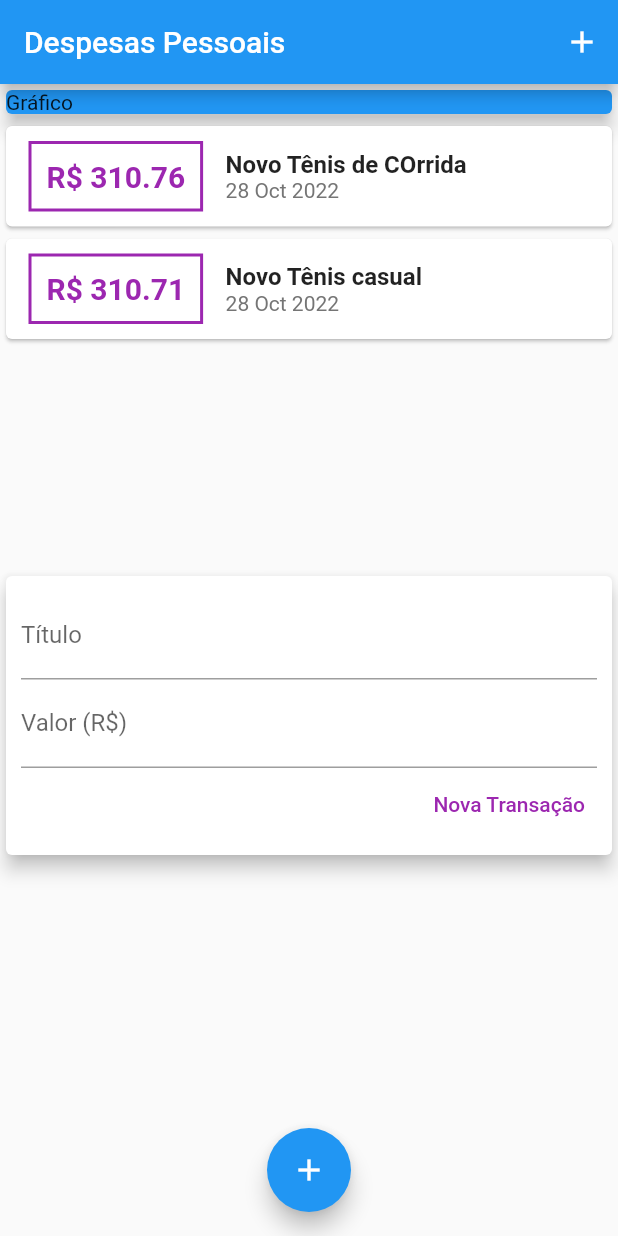
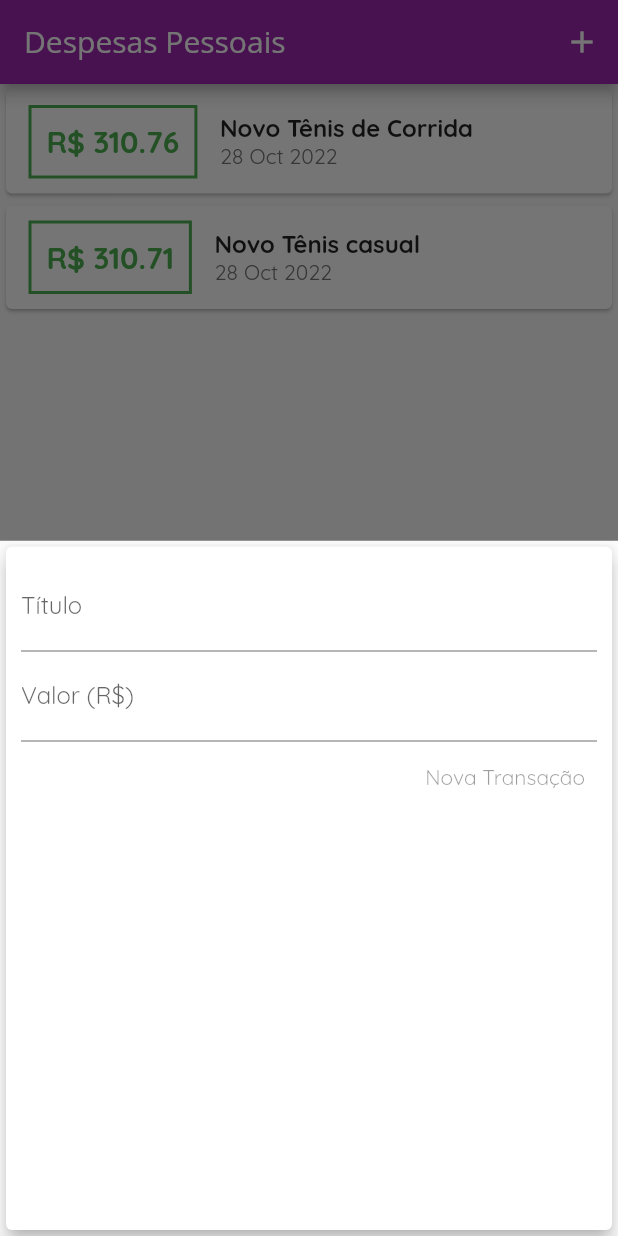
Before and after one commit to llucasmota/expenses-app, a Flutter app: the screen it shows after launch, after a tap on the "add" icon, on a phone screen of 412 x 824 dp. Run offline on Flutter 3.47's test engine with Material 2 defaults, Android fonts, the phone set to English and light mode, and no system bars.

Commit message:
feat(*): adding Theme and remove transaction_user

```diff
--- a/lib/components/transaction_form.dart
+++ b/lib/components/transaction_form.dart
@@ -1,24 +1,28 @@
 import 'package:flutter/material.dart';
-import 'package:flutter/src/widgets/container.dart';
-import 'package:flutter/src/widgets/framework.dart';
 
-class TransactionForm extends StatelessWidget {
+class TransactionForm extends StatefulWidget {
+  final void Function(String, double) onSubmit;
+  TransactionForm(this.onSubmit);
+
+  @override
+  _TransactionFormState createState() => _TransactionFormState();
+}
+
+class _TransactionFormState extends State<TransactionForm> {
   final titleController = TextEditingController();
+
   final valueController = TextEditingController();
 
-  final void Function(String, double) onSubmit;
-
-  _onSubmit() {
+  _submitForm() {
     final title = titleController.text;
     final value = double.tryParse(valueController.text) ?? 0.0;
 
     if (title.isEmpty || value <= 0) {
       return;
     }
-    onSubmit(title, value);
+    widget.onSubmit(title, value);
   }
 
-  TransactionForm(this.onSubmit);
   @override
   Widget build(BuildContext context) {
     return Card(
@@ -29,18 +33,18 @@ class TransactionForm extends StatelessWidget {
           children: <Widget>[
             TextField(
                 controller: titleController,
-                onSubmitted: (_) => _onSubmit(),
+                onSubmitted: (_) => _submitForm(),
                 decoration: InputDecoration(labelText: 'Título')),
             TextField(
                 controller: valueController,
                 keyboardType: TextInputType.numberWithOptions(decimal: true),
-                onSubmitted: (_) => _onSubmit(),
+                onSubmitted: (_) => _submitForm(),
                 decoration: InputDecoration(labelText: 'Valor (R\$)')),
             Row(
               mainAxisAlignment: MainAxisAlignment.end,
               children: [
                 TextButton(
-                  onPressed: _onSubmit,
+                  onPressed: _submitForm(),
                   child: Text('Nova Transação'),
                   style: TextButton.styleFrom(primary: Colors.purple),
                 ),
--- a/lib/components/transaction_list.dart
+++ b/lib/components/transaction_list.dart
@@ -20,14 +20,14 @@ class TransactionList extends StatelessWidget {
               Container(
                 margin: EdgeInsets.symmetric(horizontal: 15, vertical: 10),
                 decoration: BoxDecoration(
-                    border: Border.all(color: Colors.purple, width: 2)),
+                    border: Border.all(color: Colors.green, width: 2)),
                 padding: EdgeInsets.all(10),
                 child: Text(
                   'R\$ ${transaction.value.toString()}',
                   style: TextStyle(
                       fontWeight: FontWeight.bold,
                       fontSize: 20,
-                      color: Colors.purple),
+                      color: Colors.green),
                 ),
               ),
               Column(
--- a/lib/main.dart
+++ b/lib/main.dart
@@ -1,8 +1,6 @@
 import 'dart:math';
-
-import 'package:expenses/components/transaction_form.dart';
+import './components/transaction_form.dart';
 import 'package:expenses/components/transaction_list.dart';
-import 'package:expenses/components/transaction_user.dart';
 import 'package:expenses/models/transaction.dart';
 import 'package:flutter/material.dart';
 
@@ -15,6 +13,15 @@ class ExpensesApp extends StatelessWidget {
   Widget build(BuildContext context) {
     return MaterialApp(
       home: MyHomePage(),
+      theme: ThemeData(
+          primarySwatch: Colors.purple,
+          accentColor: Colors.amber,
+          fontFamily: 'Quicksand',
+          appBarTheme: AppBarTheme(
+              titleTextStyle: TextStyle(
+                  fontFamily: 'OpenSans',
+                  fontSize: 20,
+                  fontWeight: FontWeight.w500))),
     );
   }
 }
@@ -28,7 +35,7 @@ class _MyHomePageState extends State<MyHomePage> {
   final _transactions = [
     Transaction(
         id: 'one',
-        title: 'Novo Tênis de COrrida',
+        title: 'Novo Tênis de Corrida',
         value: 310.76,
         date: DateTime.now()),
     Transaction(
@@ -48,10 +55,12 @@ class _MyHomePageState extends State<MyHomePage> {
     setState(() {
       _transactions.add(newTransaction);
     });
+
+    Navigator.of(context).pop();
   }
 
   _openTransactionFormModal(BuildContext context) {
-    showBottomSheet(
+    showModalBottomSheet(
         context: context,
         builder: (_) {
           return TransactionForm(_addTransaction);
@@ -63,29 +72,28 @@ class _MyHomePageState extends State<MyHomePage> {
     return Scaffold(
       appBar: AppBar(
         title: Text('Despesas Pessoais'),
-        actions: <Widget>[IconButton(onPressed: () {}, icon: Icon(Icons.add))],
+        actions: <Widget>[
+          IconButton(
+              onPressed: () => _openTransactionFormModal(context),
+              icon: Icon(Icons.add))
+        ],
       ),
       body: SingleChildScrollView(
         child: Column(
             crossAxisAlignment: CrossAxisAlignment.stretch,
             children: <Widget>[
-              Container(
-                child: const Card(
-                  color: Colors.blue,
-                  elevation: 5,
-                  child: Text('Gráfico'),
-                ),
-              ),
-              Column(
-                children: <Widget>[
-                  TransactionList(_transactions),
-                  TransactionForm(_addTransaction)
-                ],
-              )
+              // Container(
+              //   child: const Card(
+              //     color: Colors.blue,
+              //     elevation: 5,
+              //     child: Text('Gráfico'),
+              //   ),
+              // ),
+              TransactionList(_transactions),
             ]),
       ),
       floatingActionButton: FloatingActionButton(
-        onPressed: () {},
+        onPressed: () => _openTransactionFormModal(context),
         child: Icon(Icons.add),
       ),
       floatingActionButtonLocation: FloatingActionButtonLocation.centerFloat,
```
Also changed, not shown: lib/components/transaction_user.dart (deleted, +0 -65 lines).
